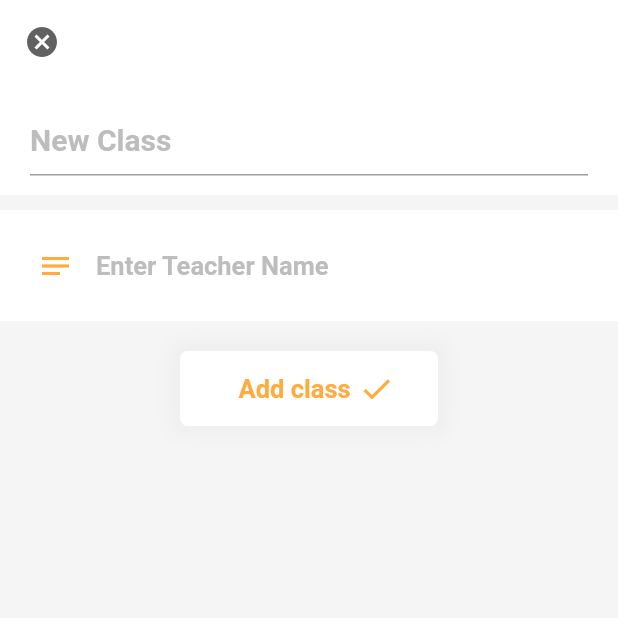
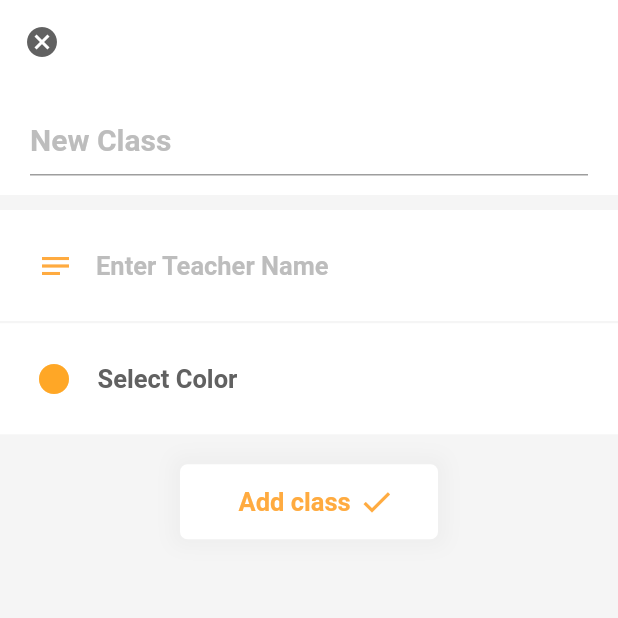
Before and after one commit to sahilkancherla/sahil-planner-UI, a Flutter app: the AddClass screen opened directly, on a phone screen of 412 x 824 dp, the top half of it. Run offline on Flutter 3.47's test engine with Material 2 defaults, Android fonts, the phone set to English and light mode, and no system bars; our stand-ins replace confetti, flutter_colorpicker, flutter_slidable, sqflite; accounts and stored records are empty.

Commit message:
Added color picker UI

```diff
--- a/lib/pages/addclass.dart
+++ b/lib/pages/addclass.dart
@@ -2,6 +2,7 @@ import 'package:flutter/material.dart';
 import 'package:testf/models/classObject.dart';
 import 'package:testf/pages/addtask.dart';
 import 'package:testf/pages/dashboard.dart';
+import 'package:flutter_colorpicker/flutter_colorpicker.dart';
 
 import '../database_helper.dart';
 
@@ -18,6 +19,8 @@ class Item {
 class _AddClassState extends State<AddClass> {
   bool isSwitched = false;
   Item selectedUser;
+  Color currentColor = Colors.orange[400];
+  List<Color> currentColors = [Colors.orange[400], Colors.green];
 
   String tempClassName = "";
   String tempTeacherName = "";
@@ -30,6 +33,10 @@ class _AddClassState extends State<AddClass> {
     const Item('Class 6'),
     const Item('Class 7'),
   ];
+
+  void changeColor(Color color) => setState(() => currentColor = color);
+  void changeColors(List<Color> colors) => setState(() => currentColors = colors);
+
   @override
   Widget build(BuildContext context) {
     return Scaffold(
@@ -124,6 +131,69 @@ class _AddClassState extends State<AddClass> {
                 color: Colors.white,
               ),
             ),
+            Container(
+              width: 180,
+              margin: EdgeInsets.fromLTRB(0, 1.5, 0, 0),
+              padding: EdgeInsets.fromLTRB(12, 13, 5, 13),
+              child: Row(
+                mainAxisAlignment: MainAxisAlignment.start,
+                children: <Widget>[
+                  IconButton(
+                    icon: Icon(Icons.circle),
+                    color: currentColor,
+                    onPressed: () {
+                      showDialog(
+                        context: context,
+                        builder: (BuildContext context) {
+                          return AlertDialog(
+                            titlePadding: const EdgeInsets.all(0.0),
+                            contentPadding: const EdgeInsets.all(0.0),
+                            content: SingleChildScrollView(
+                              child: ColorPicker(
+                                pickerColor: currentColor,
+
+                                onColorChanged: changeColor,
+                                colorPickerWidth: 300.0,
+                                pickerAreaHeightPercent: 0.7,
+                                enableAlpha: true,
+                                displayThumbColor: true,
+                                showLabel: true,
+                                paletteType: PaletteType.hsv,
+                                pickerAreaBorderRadius: const BorderRadius.only(
+                                  topLeft: const Radius.circular(2.0),
+                                  topRight: const Radius.circular(2.0),
+                                ),
+                              ),
+                            ),
+                          );
+                        },
+                      );
+                    },
+                  ),
+                  Container(
+                    padding: EdgeInsets.fromLTRB(5,0,0,0),
+                    child: Column(
+                        children: <Widget> [
+                          Text(
+                            'Select Color',
+                            style: TextStyle(
+                                color: Colors.grey[700],
+                                fontWeight: FontWeight.w600,
+                                fontSize: 17),
+                          ),
+
+                        ]
+                    ),
+                  )
+
+
+
+                ],
+              ),
+              decoration: BoxDecoration(
+                color: Colors.white,
+              ),
+            ),
             GestureDetector(
               onTap: () async {
                 DatabaseHelper _dbHelper = DatabaseHelper();
--- a/pubspec.yaml
+++ b/pubspec.yaml
@@ -29,7 +29,7 @@ dependencies:
   confetti: ^0.5.4+1
   sqflite:
   path:
-
+  flutter_colorpicker:
 
   # The following adds the Cupertino Icons font to your application.
   # Use with the CupertinoIcons class for iOS style icons.
```
Also changed, not shown: pubspec.lock.
